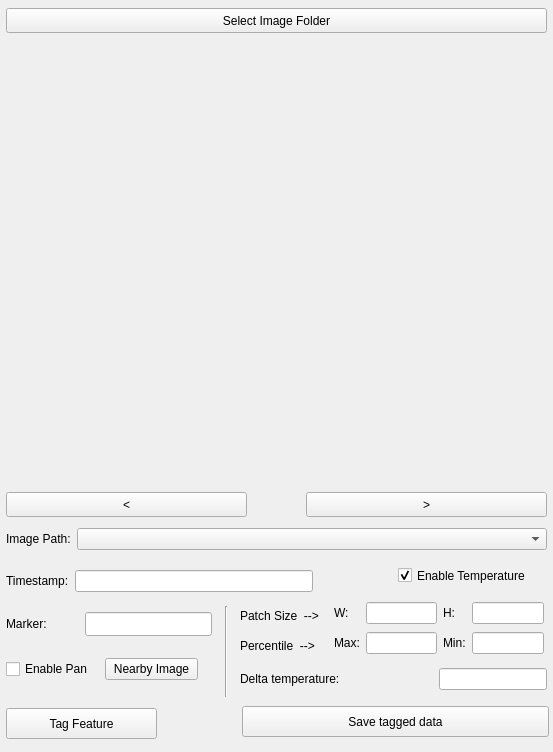
Before: the Qt Designer form windows/thermliteQc.ui in sensehawk/qgis_plugin, drawn with Qt 5.
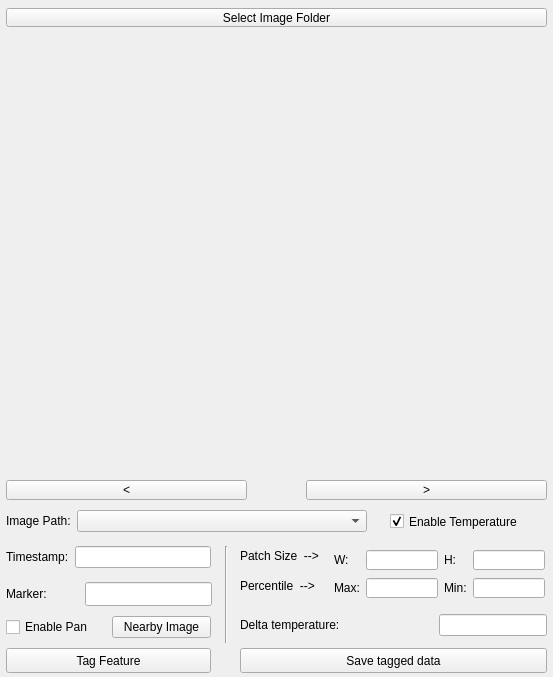
After: the same form once the commit is applied.

```diff
--- a/windows/thermliteQc.ui
+++ b/windows/thermliteQc.ui
@@ -7,7 +7,7 @@
     <x>0</x>
     <y>0</y>
     <width>553</width>
-    <height>752</height>
+    <height>677</height>
    </rect>
   </property>
   <property name="minimumSize">
@@ -22,10 +22,10 @@
   <widget class="QPushButton" name="save_tagged_data">
    <property name="geometry">
     <rect>
-     <x>242</x>
-     <y>706</y>
+     <x>240</x>
+     <y>648</y>
      <width>307</width>
-     <height>31</height>
+     <height>25</height>
     </rect>
    </property>
    <property name="sizePolicy">
@@ -34,6 +34,12 @@
      <verstretch>0</verstretch>
     </sizepolicy>
    </property>
+   <property name="maximumSize">
+    <size>
+     <width>16777215</width>
+     <height>25</height>
+    </size>
+   </property>
    <property name="text">
     <string>Save tagged data</string>
    </property>
@@ -42,7 +48,7 @@
    <property name="geometry">
     <rect>
      <x>240</x>
-     <y>606</y>
+     <y>546</y>
      <width>101</width>
      <height>20</height>
     </rect>
@@ -55,17 +61,23 @@
    <property name="geometry">
     <rect>
      <x>306</x>
-     <y>492</y>
+     <y>480</y>
      <width>241</width>
-     <height>25</height>
+     <height>20</height>
     </rect>
    </property>
    <property name="sizePolicy">
-    <sizepolicy hsizetype="Expanding" vsizetype="Fixed">
+    <sizepolicy hsizetype="Fixed" vsizetype="Fixed">
      <horstretch>0</horstretch>
      <verstretch>0</verstretch>
     </sizepolicy>
    </property>
+   <property name="maximumSize">
+    <size>
+     <width>16777215</width>
+     <height>25</height>
+    </size>
+   </property>
    <property name="text">
     <string>&gt;</string>
    </property>
@@ -76,8 +88,8 @@
   <widget class="QCheckBox" name="temperature_toggle">
    <property name="geometry">
     <rect>
-     <x>398</x>
-     <y>564</y>
+     <x>390</x>
+     <y>510</y>
      <width>151</width>
      <height>23</height>
     </rect>
@@ -93,7 +105,7 @@
    <property name="geometry">
     <rect>
      <x>240</x>
-     <y>636</y>
+     <y>576</y>
      <width>101</width>
      <height>20</height>
     </rect>
@@ -106,9 +118,9 @@
    <property name="geometry">
     <rect>
      <x>6</x>
-     <y>708</y>
-     <width>151</width>
-     <height>31</height>
+     <y>648</y>
+     <width>205</width>
+     <height>25</height>
     </rect>
    </property>
    <property name="sizePolicy">
@@ -117,6 +129,12 @@
      <verstretch>0</verstretch>
     </sizepolicy>
    </property>
+   <property name="maximumSize">
+    <size>
+     <width>16777215</width>
+     <height>25</height>
+    </size>
+   </property>
    <property name="text">
     <string>Tag Feature</string>
    </property>
@@ -125,20 +143,24 @@
    <property name="geometry">
     <rect>
      <x>6</x>
-     <y>42</y>
+     <y>30</y>
      <width>541</width>
      <height>445</height>
     </rect>
    </property>
-   <layout class="QVBoxLayout" name="image_layout"/>
+   <layout class="QVBoxLayout" name="image_layout">
+    <property name="sizeConstraint">
+     <enum>QLayout::SetDefaultConstraint</enum>
+    </property>
+   </layout>
   </widget>
   <widget class="Line" name="line">
    <property name="geometry">
     <rect>
      <x>216</x>
-     <y>606</y>
+     <y>546</y>
      <width>20</width>
-     <height>91</height>
+     <height>97</height>
     </rect>
    </property>
    <property name="orientation">
@@ -151,7 +173,7 @@
      <x>6</x>
      <y>8</y>
      <width>541</width>
-     <height>25</height>
+     <height>19</height>
     </rect>
    </property>
    <property name="text">
@@ -162,17 +184,23 @@
    <property name="geometry">
     <rect>
      <x>6</x>
-     <y>492</y>
+     <y>480</y>
      <width>241</width>
-     <height>25</height>
+     <height>20</height>
     </rect>
    </property>
    <property name="sizePolicy">
-    <sizepolicy hsizetype="Expanding" vsizetype="Fixed">
+    <sizepolicy hsizetype="Fixed" vsizetype="Fixed">
      <horstretch>0</horstretch>
      <verstretch>0</verstretch>
     </sizepolicy>
    </property>
+   <property name="maximumSize">
+    <size>
+     <width>16777215</width>
+     <height>25</height>
+    </size>
+   </property>
    <property name="text">
     <string>&lt;</string>
    </property>
@@ -184,9 +212,9 @@
    <property name="geometry">
     <rect>
      <x>334</x>
-     <y>600</y>
-     <width>210</width>
-     <height>57</height>
+     <y>548</y>
+     <width>211</width>
+     <height>53</height>
     </rect>
    </property>
    <layout class="QGridLayout" name="gridLayout">
@@ -198,7 +226,20 @@
      </widget>
     </item>
     <item row="0" column="1">
-     <widget class="QLineEdit" name="temp_patch_x"/>
+     <widget class="QLineEdit" name="temp_patch_x">
+      <property name="sizePolicy">
+       <sizepolicy hsizetype="Expanding" vsizetype="Expanding">
+        <horstretch>0</horstretch>
+        <verstretch>0</verstretch>
+       </sizepolicy>
+      </property>
+      <property name="maximumSize">
+       <size>
+        <width>16777215</width>
+        <height>20</height>
+       </size>
+      </property>
+     </widget>
     </item>
     <item row="0" column="2">
      <widget class="QLabel" name="patch_y">
@@ -208,7 +249,20 @@
      </widget>
     </item>
     <item row="0" column="3">
-     <widget class="QLineEdit" name="temp_patch_y"/>
+     <widget class="QLineEdit" name="temp_patch_y">
+      <property name="sizePolicy">
+       <sizepolicy hsizetype="Expanding" vsizetype="Fixed">
+        <horstretch>0</horstretch>
+        <verstretch>0</verstretch>
+       </sizepolicy>
+      </property>
+      <property name="maximumSize">
+       <size>
+        <width>16777215</width>
+        <height>20</height>
+       </size>
+      </property>
+     </widget>
     </item>
     <item row="1" column="0">
      <widget class="QLabel" name="max_percentile_text">
@@ -218,7 +272,20 @@
      </widget>
     </item>
     <item row="1" column="1">
-     <widget class="QLineEdit" name="max_percentile"/>
+     <widget class="QLineEdit" name="max_percentile">
+      <property name="sizePolicy">
+       <sizepolicy hsizetype="Expanding" vsizetype="Fixed">
+        <horstretch>0</horstretch>
+        <verstretch>0</verstretch>
+       </sizepolicy>
+      </property>
+      <property name="maximumSize">
+       <size>
+        <width>16777215</width>
+        <height>20</height>
+       </size>
+      </property>
+     </widget>
     </item>
     <item row="1" column="2">
      <widget class="QLabel" name="min_percentile_text">
@@ -228,7 +295,20 @@
      </widget>
     </item>
     <item row="1" column="3">
-     <widget class="QLineEdit" name="min_percentile"/>
+     <widget class="QLineEdit" name="min_percentile">
+      <property name="sizePolicy">
+       <sizepolicy hsizetype="Expanding" vsizetype="Fixed">
+        <horstretch>0</horstretch>
+        <verstretch>0</verstretch>
+       </sizepolicy>
+      </property>
+      <property name="maximumSize">
+       <size>
+        <width>16777215</width>
+        <height>20</height>
+       </size>
+      </property>
+     </widget>
     </item>
    </layout>
   </widget>
@@ -236,8 +316,8 @@
    <property name="geometry">
     <rect>
      <x>6</x>
-     <y>528</y>
-     <width>541</width>
+     <y>510</y>
+     <width>361</width>
      <height>26</height>
     </rect>
    </property>
@@ -265,8 +345,8 @@
    <property name="geometry">
     <rect>
      <x>6</x>
-     <y>570</y>
-     <width>307</width>
+     <y>546</y>
+     <width>205</width>
      <height>26</height>
     </rect>
    </property>
@@ -281,7 +361,7 @@
     <item row="0" column="1">
      <widget class="QLineEdit" name="timestamp">
       <property name="sizePolicy">
-       <sizepolicy hsizetype="Minimum" vsizetype="Fixed">
+       <sizepolicy hsizetype="Expanding" vsizetype="Fixed">
         <horstretch>0</horstretch>
         <verstretch>0</verstretch>
        </sizepolicy>
@@ -297,7 +377,7 @@
    <property name="geometry">
     <rect>
      <x>240</x>
-     <y>666</y>
+     <y>612</y>
      <width>307</width>
      <height>26</height>
     </rect>
@@ -342,7 +422,7 @@
    <property name="geometry">
     <rect>
      <x>6</x>
-     <y>612</y>
+     <y>582</y>
      <width>205</width>
      <height>26</height>
     </rect>
@@ -404,12 +484,12 @@
     </item>
    </layout>
   </widget>
-  <widget class="QWidget" name="">
+  <widget class="QWidget" name="layoutWidget">
    <property name="geometry">
     <rect>
      <x>6</x>
-     <y>654</y>
-     <width>192</width>
+     <y>612</y>
+     <width>205</width>
      <height>30</height>
     </rect>
    </property>
```
